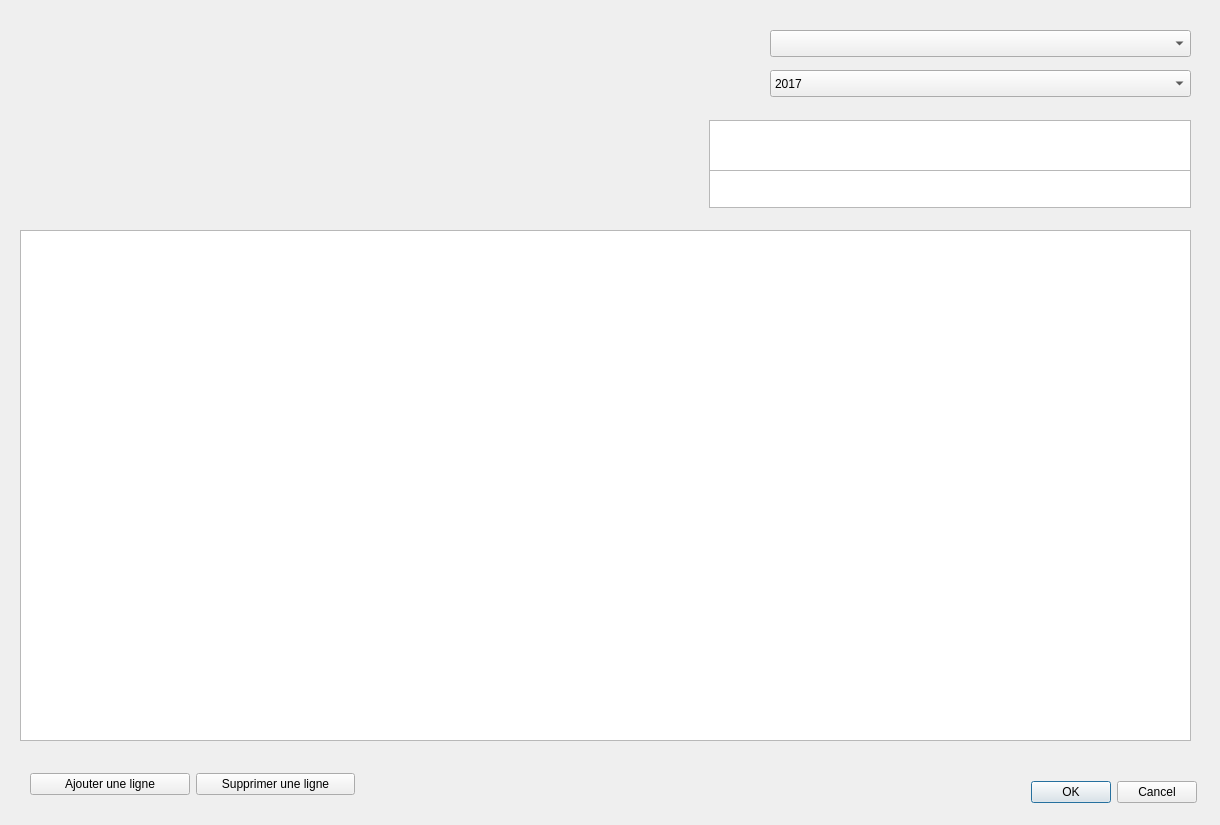
This is ui_bdsuivis_dialog.ui in VincentD/bdtravaux as Qt 5 draws it before an edit. The edited form follows.
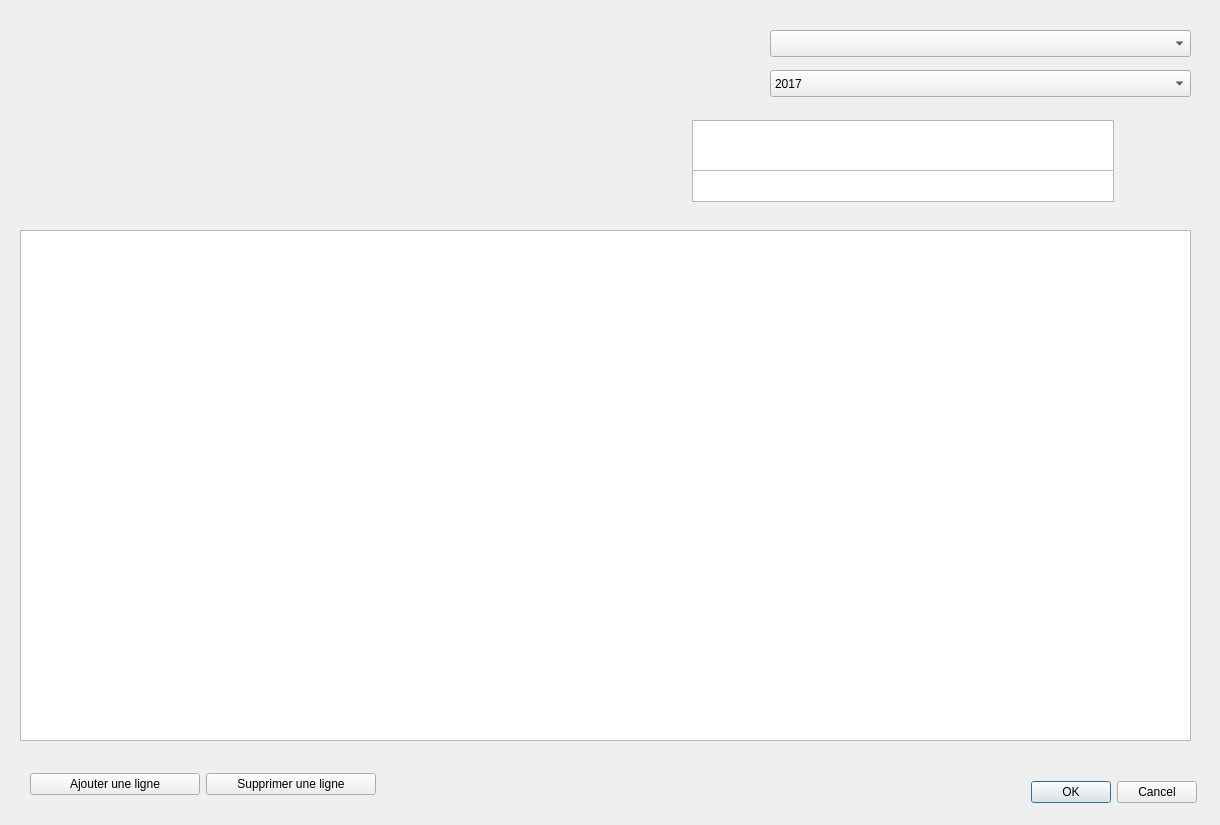
This is the edited form.

The edit to the form file:
```diff
--- a/ui_bdsuivis_dialog.ui
+++ b/ui_bdsuivis_dialog.ui
@@ -32,9 +32,9 @@
   <widget class="QTableView" name="tbv_tps">
    <property name="geometry">
     <rect>
-     <x>709</x>
+     <x>692</x>
      <y>120</y>
-     <width>482</width>
+     <width>422</width>
      <height>51</height>
     </rect>
    </property>
@@ -169,22 +169,27 @@
     <number>16</number>
    </attribute>
   </widget>
-  <widget class="QTreeView" name="tbv_sum">
+  <widget class="QTableView" name="tbv_sum">
    <property name="geometry">
     <rect>
-     <x>709</x>
+     <x>692</x>
      <y>170</y>
-     <width>482</width>
-     <height>38</height>
+     <width>422</width>
+     <height>32</height>
     </rect>
    </property>
+   <property name="font">
+    <font>
+     <pointsize>8</pointsize>
+    </font>
+   </property>
   </widget>
-  <widget class="QWidget" name="">
+  <widget class="QWidget" name="layoutWidget">
    <property name="geometry">
     <rect>
      <x>30</x>
      <y>770</y>
-     <width>325</width>
+     <width>346</width>
      <height>29</height>
     </rect>
    </property>
```
